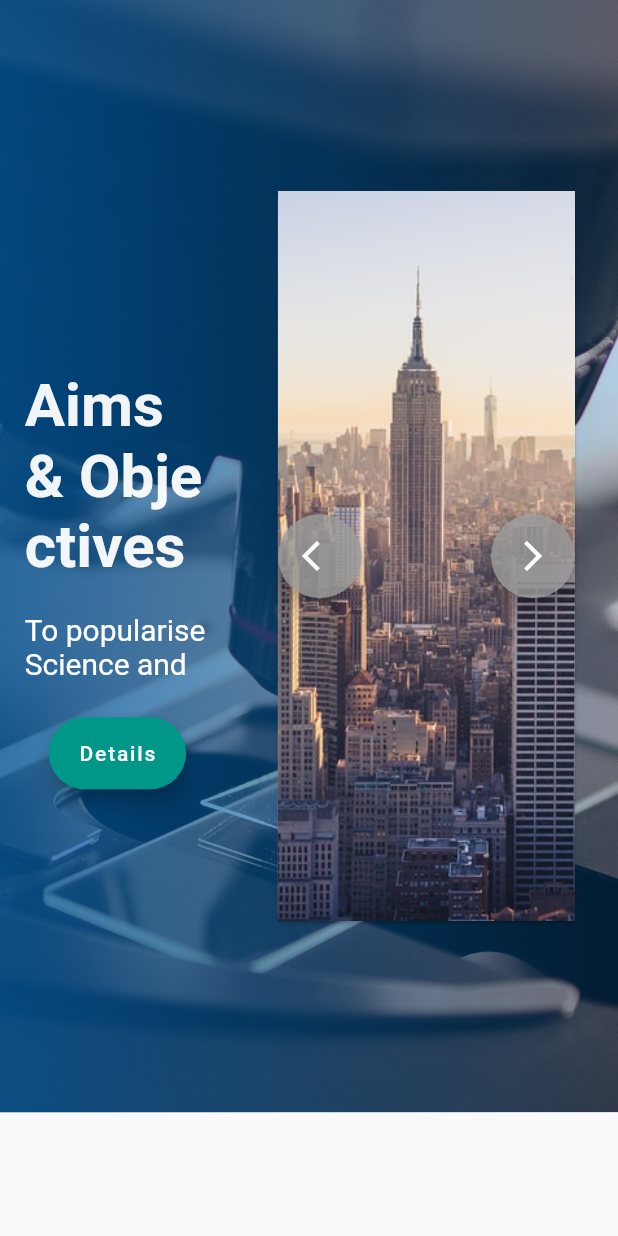
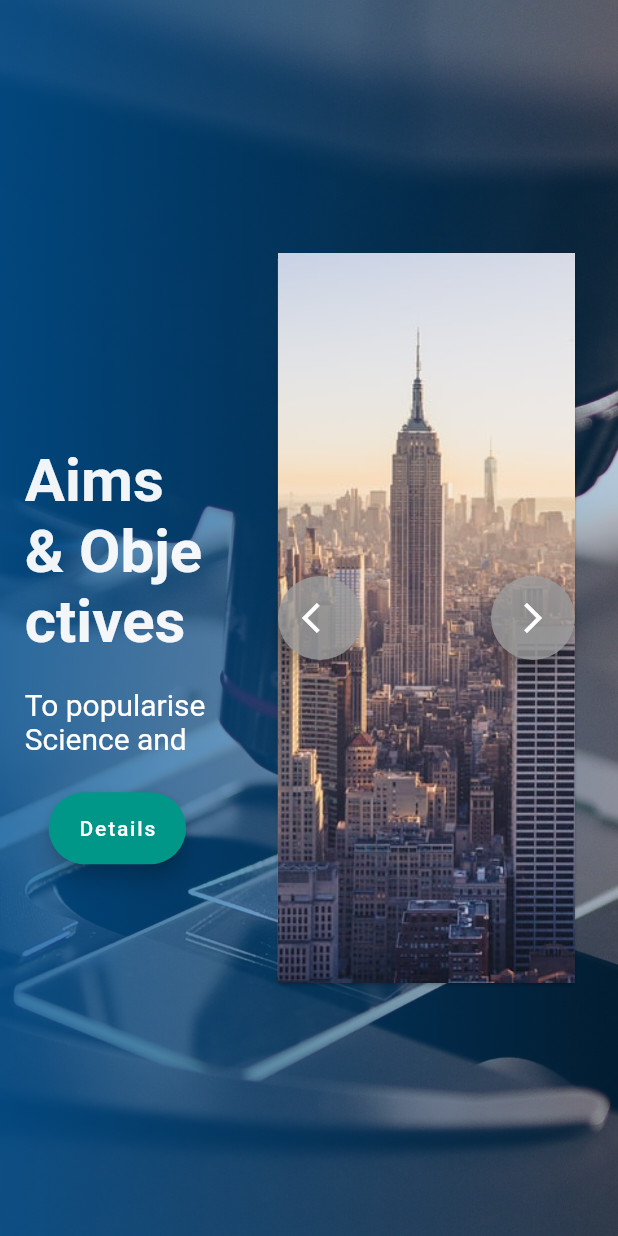
Before and after one commit to ashutosh201/tnstc-test-site, a Flutter app: the DesktopHomepagebody1 widget shown alone on an empty page, opened directly, on a phone screen of 412 x 824 dp. Run offline on Flutter 3.47's test engine with Material 2 defaults, Android fonts, the phone set to English and light mode, and no system bars.

Commit message:
small changes

```diff
--- a/lib/Homepagebody/Homepagebody1.dart
+++ b/lib/Homepagebody/Homepagebody1.dart
@@ -66,12 +66,12 @@ class _DesktopHomepagebody1State extends State<DesktopHomepagebody1>
   Widget build(BuildContext context) {
     return Container(
       width: MediaQuery.of(context).size.width,
-      height: MediaQuery.of(context).size.height * 0.9,
+      height: MediaQuery.of(context).size.height,
       child: Stack(
         children: <Widget>[
           Container(
             width: MediaQuery.of(context).size.width,
-            height: MediaQuery.of(context).size.height * 0.9,
+            height: MediaQuery.of(context).size.height,
             decoration: BoxDecoration(
               image: DecorationImage(
                 image: AssetImage('assets/homepagebackground.jpg'),
@@ -81,7 +81,7 @@ class _DesktopHomepagebody1State extends State<DesktopHomepagebody1>
           ),
           Container(
             width: MediaQuery.of(context).size.width,
-            height: MediaQuery.of(context).size.height * 0.9,
+            height: MediaQuery.of(context).size.height,
             decoration: BoxDecoration(
               gradient: LinearGradient(
                 colors: [
@@ -102,7 +102,7 @@ class _DesktopHomepagebody1State extends State<DesktopHomepagebody1>
           ),
           Container(
             width: MediaQuery.of(context).size.width,
-            height: MediaQuery.of(context).size.height * 0.9,
+            height: MediaQuery.of(context).size.height,
             child: Row(
               children: <Widget>[
                 SizedBox(
@@ -110,11 +110,11 @@ class _DesktopHomepagebody1State extends State<DesktopHomepagebody1>
                 ),
                 Container(
                   width: MediaQuery.of(context).size.width * 0.3,
-                  height: MediaQuery.of(context).size.height * 0.9,
+                  height: MediaQuery.of(context).size.height,
                   child: Column(
                     children: <Widget>[
                       SizedBox(
-                        height: MediaQuery.of(context).size.height * 0.3,
+                        height: MediaQuery.of(context).size.height * 0.3 + 50,
                       ),
                       TweenAnimationBuilder(
                         child: Text(
```
Also changed, not shown: lib/Homepagebody/Homepagebody2.dart (+60 -61 lines).
